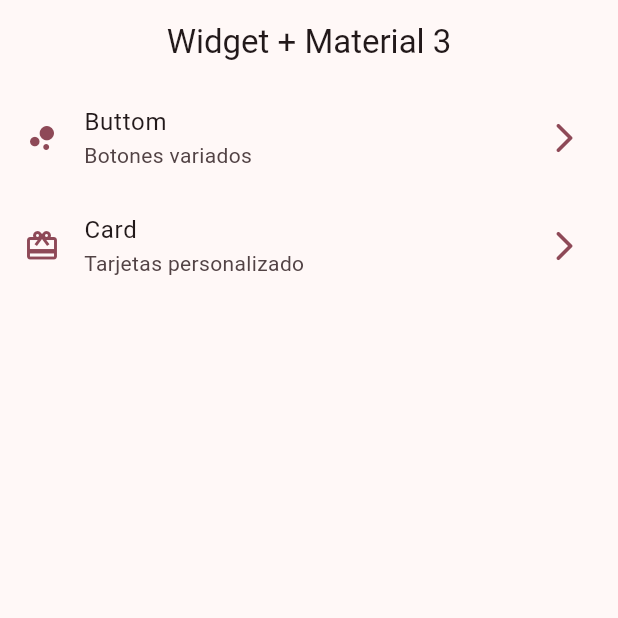
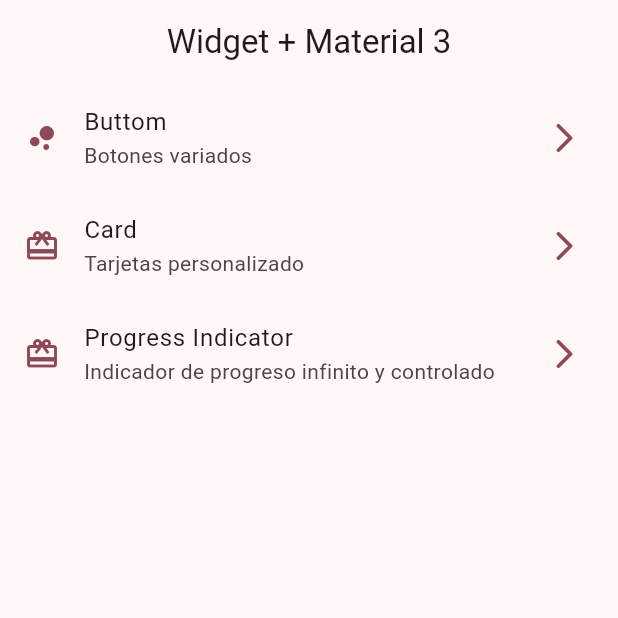
Before and after one commit to radamantis200/widgets_app, a Flutter app: the screen it shows after launch, on a phone screen of 412 x 824 dp, the top half of it. Run offline on Flutter 3.47's test engine with Material 2 defaults, Android fonts, the phone set to English and light mode, and no system bars; our stand-ins replace go_router.

Commit message:
add progress indicator menu add progress indicator route

```diff
--- a/lib/config/menu/menu_item.dart
+++ b/lib/config/menu/menu_item.dart
@@ -23,5 +23,10 @@ final List<MenuItem> appMenuItems = [
       title: 'Card',
       subtitle: 'Tarjetas personalizado',
       icon: Icons.card_giftcard,
-      url: '/cards')
+      url: '/cards'),
+  MenuItem(
+      title: 'Progress Indicator',
+      subtitle: 'Indicador de progreso infinito y controlado',
+      icon: Icons.card_giftcard,
+      url: '/progress')
 ];
--- a/lib/config/router/app_router.dart
+++ b/lib/config/router/app_router.dart
@@ -17,5 +17,9 @@ final router = GoRouter(
       path: '/cards',
       builder: (context, state) => const CardScreen(),
     ),
+    GoRoute(
+      path: '/progress',
+      builder: (context, state) => const ProgressScreen(),
+    ),
   ],
 );
```
